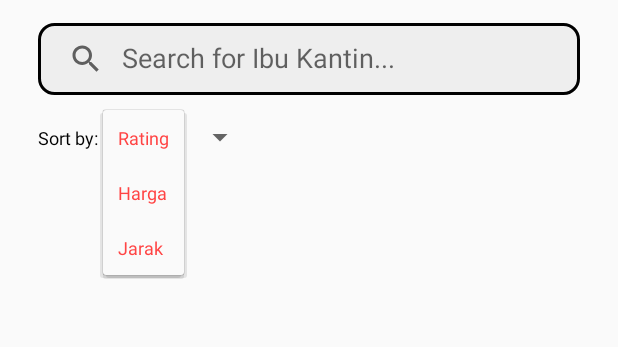
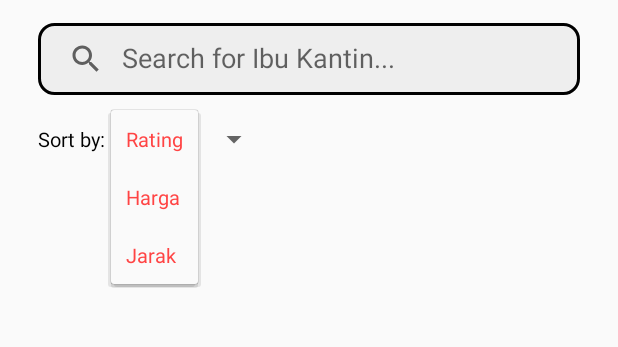
Before and after one commit to rjayaa/maku-mobile-dev, an Android app: the screen it shows after launch (MenuActivity), after a tap on "Rating", on a phone screen of 412 x 824 dp, the part 124-471 px from its top. Run offline under Robolectric (Android 15) with nearby library versions, the phone set to English and light mode, and no system bars; our stand-ins replace Firebase (no records; nobody signed in at launch, a user with empty details on screens opened directly).

Commit message:
sangkalewa siuuu

```diff
--- a/app/src/main/res/layout/custom_spinner.xml
+++ b/app/src/main/res/layout/custom_spinner.xml
@@ -5,6 +5,6 @@
     android:padding="10dp"
     android:text="Rating"
     android:textColor="@android:color/holo_red_light"
-    android:textSize="12dp">
+    android:textSize="13dp">
 
 </CheckedTextView>
--- a/app/src/main/res/layout/menu_view.xml
+++ b/app/src/main/res/layout/menu_view.xml
@@ -53,7 +53,7 @@
             android:layout_below="@+id/search_bar"
             android:textColor="@color/black"
             android:text="Sort by: "
-            android:textSize="12dp"/>
+            android:textSize="13dp"/>
 
         <Spinner
             android:id="@+id/customSpinner"
--- a/app/src/main/res/layout/tenant_food_view.xml
+++ b/app/src/main/res/layout/tenant_food_view.xml
@@ -11,7 +11,8 @@
         android:layout_width="35dp"
         android:layout_height="35dp"
         android:layout_margin="20dp"
-        android:background="@drawable/previous"/>
+        android:background="@drawable/prev2"
+        />
 
     <ImageView
         android:id="@+id/tenantimage"
--- a/app/src/main/res/layout/tenants_item.xml
+++ b/app/src/main/res/layout/tenants_item.xml
@@ -33,7 +33,9 @@
                 android:layout_marginTop="10dp"
                 android:layout_marginLeft="10dp"
                 android:layout_marginRight="10dp"
-                android:textSize="20sp"/>
+                android:textSize="19sp"
+                android:textColor="@color/black"
+                android:textStyle="bold"/>
 
             <TextView
                 android:id="@+id/txtcategory"
@@ -44,7 +46,7 @@
                 android:layout_marginLeft="10dp"
                 android:layout_marginRight="10dp"
                 android:layout_marginBottom="10dp"
-                android:textSize="20sp"/>
+                android:textSize="15sp"/>
 
         </RelativeLayout>
     </androidx.cardview.widget.CardView>
```
Also changed, not shown: app/src/main/res/drawable/prev2.png (added).
